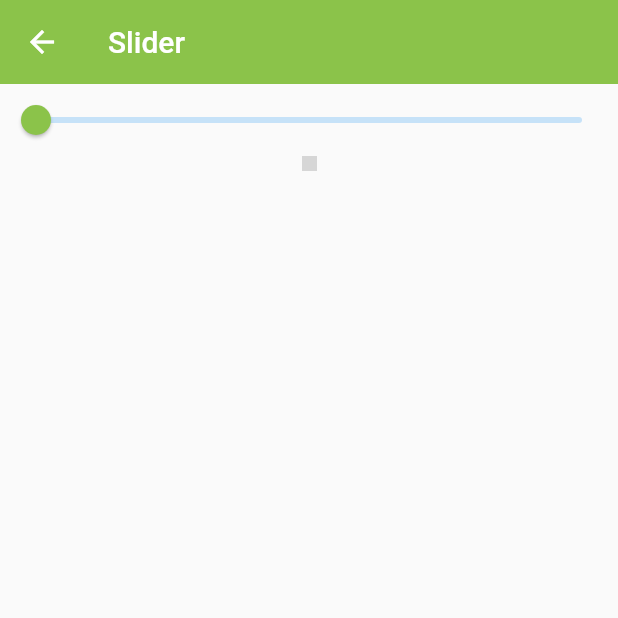
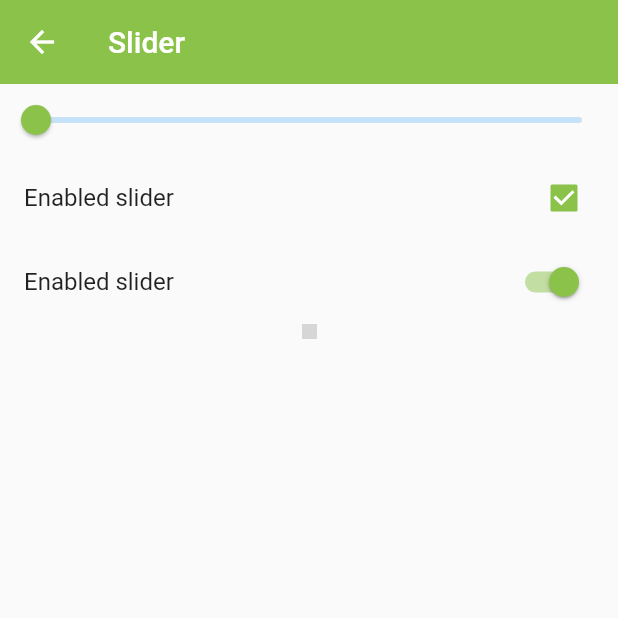
Before and after one commit to Filohz/componentes, a Flutter app: the SliderScreen screen opened by its route, on a phone screen of 412 x 824 dp, the top half of it. Run offline on Flutter 3.47's test engine with Material 2 defaults, Android fonts, the phone set to English and light mode, and no system bars; network calls fail; grey boxes are pictures that could not be loaded.

Commit message:
update slider

```diff
--- a/lib/screens/slider_screen.dart
+++ b/lib/screens/slider_screen.dart
@@ -10,32 +10,68 @@ class SliderScreen extends StatefulWidget {
 
 class _SliderScreenState extends State<SliderScreen> {
   double _slider = 10.0;
+  bool _sliderEnabled = true;
   @override
   Widget build(BuildContext context) {
     return Scaffold(
       appBar: AppBar(title: const Text('Slider')),
-      body: SingleChildScrollView(
-        child: Column(
+      body: Column(
         children: [
-            Slider(
+          Slider.adaptive(
             activeColor: AppTheme.primary,
             min: 10.0,
             max: 400.0,
             value: _slider,
-              onChanged: (value) {
+            onChanged: _sliderEnabled
+                ? (value) {
                     _slider = value;
                     setState(() {});
+                  }
+                : null,
+          ),
+          /*Checkbox(
+            activeColor: AppTheme.primary,
+            value: _sliderEnabled,
+            onChanged: (value) {
+              _sliderEnabled = value ?? true;
+              setState(() {});
             },
+          ),*/
+          /*Switch(
+            activeColor: AppTheme.primary,
+            value: _sliderEnabled,
+            onChanged: (value) => setState(() {
+              _sliderEnabled = value;
+            }),
+          ),*/
+          CheckboxListTile.adaptive(
+            title: const Text("Enabled slider"),
+            activeColor: AppTheme.primary,
+            value: _sliderEnabled,
+            onChanged: (value) => setState(() {
+              _sliderEnabled = value ?? true;
+            }),
           ),
-            Image(
+          SwitchListTile.adaptive(
+            title: const Text("Enabled slider"),
+            activeColor: AppTheme.primary,
+            value: _sliderEnabled,
+            onChanged: (value) => setState(() {
+              _sliderEnabled = value;
+            }),
+          ),
+          Expanded(
+            child: SingleChildScrollView(
+              child: Image(
                 image: const NetworkImage(
                     'https://i.pinimg.com/originals/5c/44/59/5c4459cf68f2fff74ec1c753b10ae6a5.png'),
                 width: _slider,
                 fit: BoxFit.cover,
               ),
+            ),
+          ),
           const SizedBox(height: 20)
         ],
-        ),
       ),
     );
   }
```
Lines whose indentation alone changed are shown as unchanged.
